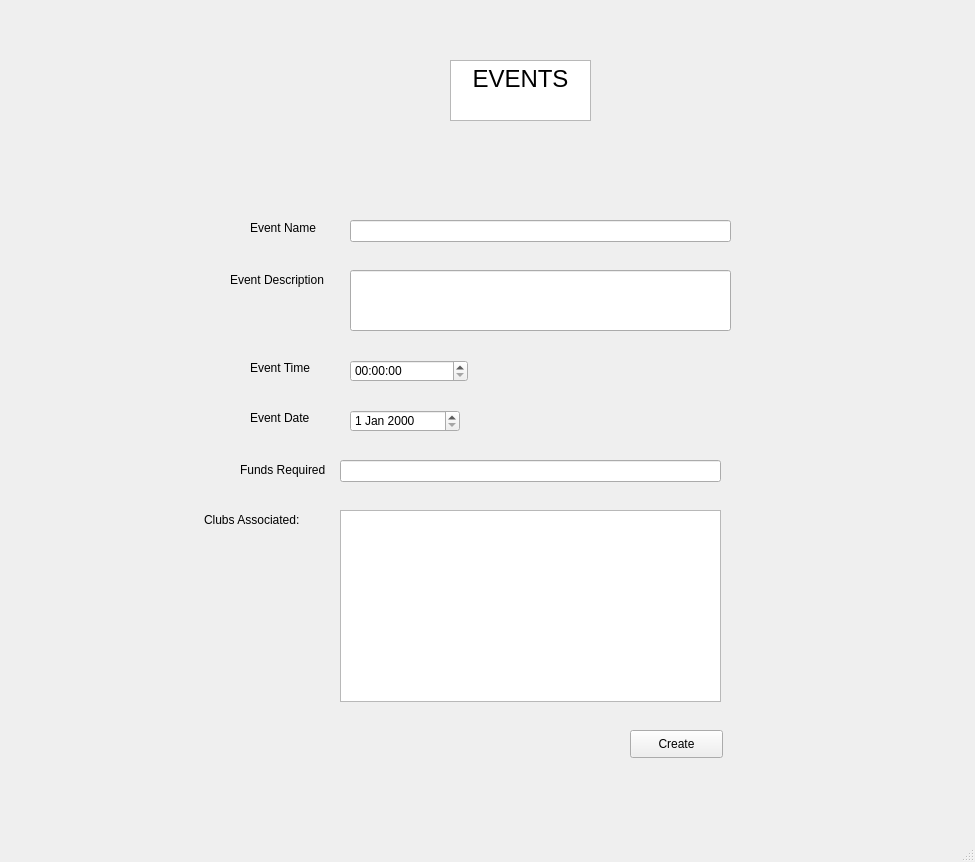
First picture: the form in create_Event.ui, repository taqiKaAccount/Club-Management-System, before the edit.
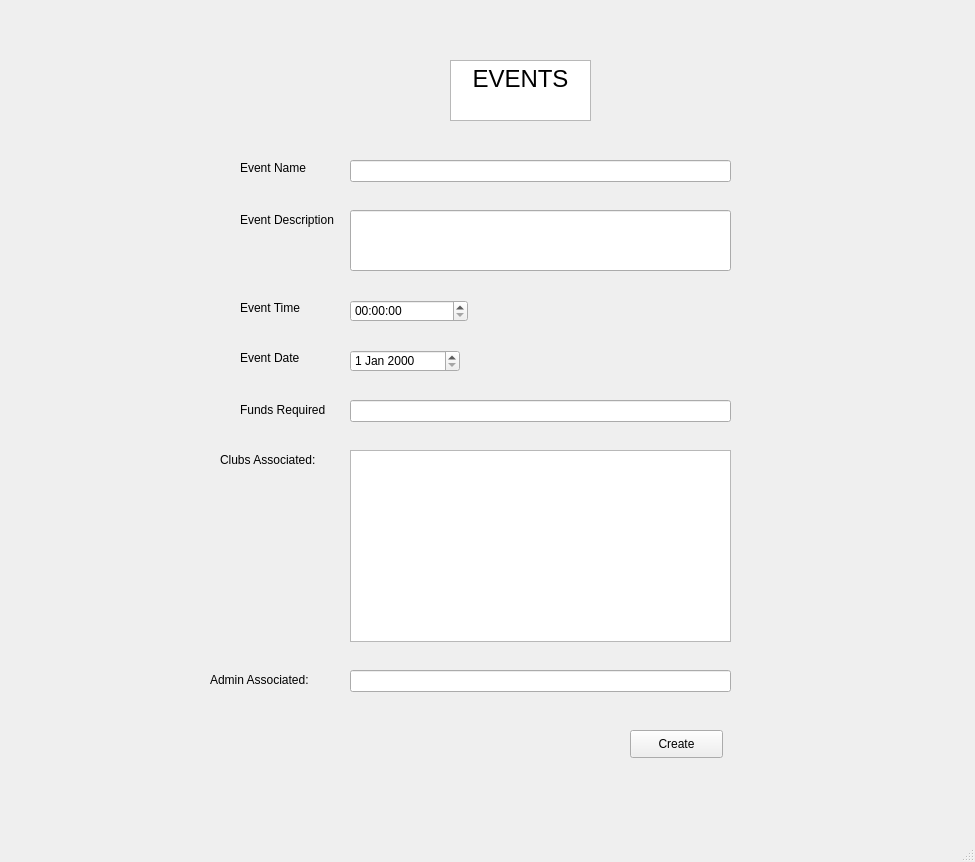
Second picture: the form after the edit.

The edit to the form file:
```diff
--- a/create_Event.ui
+++ b/create_Event.ui
@@ -37,8 +37,8 @@
    <widget class="QLabel" name="label">
     <property name="geometry">
      <rect>
-      <x>250</x>
-      <y>220</y>
+      <x>240</x>
+      <y>160</y>
       <width>81</width>
       <height>16</height>
      </rect>
@@ -51,7 +51,7 @@
     <property name="geometry">
      <rect>
       <x>350</x>
-      <y>220</y>
+      <y>160</y>
       <width>381</width>
       <height>22</height>
      </rect>
@@ -61,7 +61,7 @@
     <property name="geometry">
      <rect>
       <x>350</x>
-      <y>270</y>
+      <y>210</y>
       <width>381</width>
       <height>61</height>
      </rect>
@@ -70,8 +70,8 @@
    <widget class="QLabel" name="label_2">
     <property name="geometry">
      <rect>
-      <x>230</x>
-      <y>270</y>
+      <x>240</x>
+      <y>210</y>
       <width>101</width>
       <height>20</height>
      </rect>
@@ -83,8 +83,8 @@
    <widget class="QLabel" name="label_3">
     <property name="geometry">
      <rect>
-      <x>250</x>
-      <y>360</y>
+      <x>240</x>
+      <y>300</y>
       <width>81</width>
       <height>16</height>
      </rect>
@@ -96,8 +96,8 @@
    <widget class="QLabel" name="label_4">
     <property name="geometry">
      <rect>
-      <x>250</x>
-      <y>410</y>
+      <x>240</x>
+      <y>350</y>
       <width>81</width>
       <height>16</height>
      </rect>
@@ -110,7 +110,7 @@
     <property name="geometry">
      <rect>
       <x>350</x>
-      <y>360</y>
+      <y>300</y>
       <width>118</width>
       <height>22</height>
      </rect>
@@ -120,7 +120,7 @@
     <property name="geometry">
      <rect>
       <x>350</x>
-      <y>410</y>
+      <y>350</y>
       <width>110</width>
       <height>22</height>
      </rect>
@@ -129,8 +129,8 @@
    <widget class="QLabel" name="label_5">
     <property name="geometry">
      <rect>
-      <x>204</x>
-      <y>510</y>
+      <x>220</x>
+      <y>450</y>
       <width>101</width>
       <height>20</height>
      </rect>
@@ -142,8 +142,8 @@
    <widget class="QListWidget" name="listWidget">
     <property name="geometry">
      <rect>
-      <x>340</x>
-      <y>510</y>
+      <x>350</x>
+      <y>450</y>
       <width>381</width>
       <height>192</height>
      </rect>
@@ -166,7 +166,7 @@
     <property name="geometry">
      <rect>
       <x>240</x>
-      <y>460</y>
+      <y>400</y>
       <width>91</width>
       <height>20</height>
      </rect>
@@ -178,8 +178,31 @@
    <widget class="QLineEdit" name="FundsLine">
     <property name="geometry">
      <rect>
-      <x>340</x>
-      <y>460</y>
+      <x>350</x>
+      <y>400</y>
+      <width>381</width>
+      <height>22</height>
+     </rect>
+    </property>
+   </widget>
+   <widget class="QLabel" name="label_7">
+    <property name="geometry">
+     <rect>
+      <x>210</x>
+      <y>670</y>
+      <width>101</width>
+      <height>20</height>
+     </rect>
+    </property>
+    <property name="text">
+     <string>Admin Associated:</string>
+    </property>
+   </widget>
+   <widget class="QLineEdit" name="AdminAddLine">
+    <property name="geometry">
+     <rect>
+      <x>350</x>
+      <y>670</y>
       <width>381</width>
       <height>22</height>
      </rect>
```
